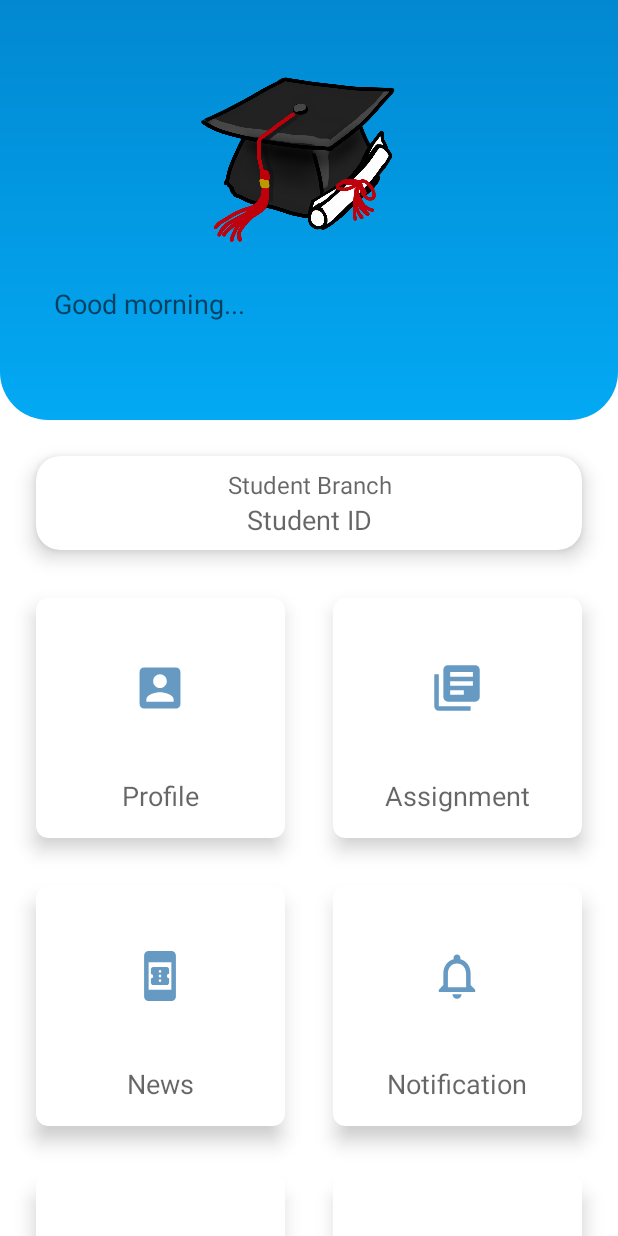
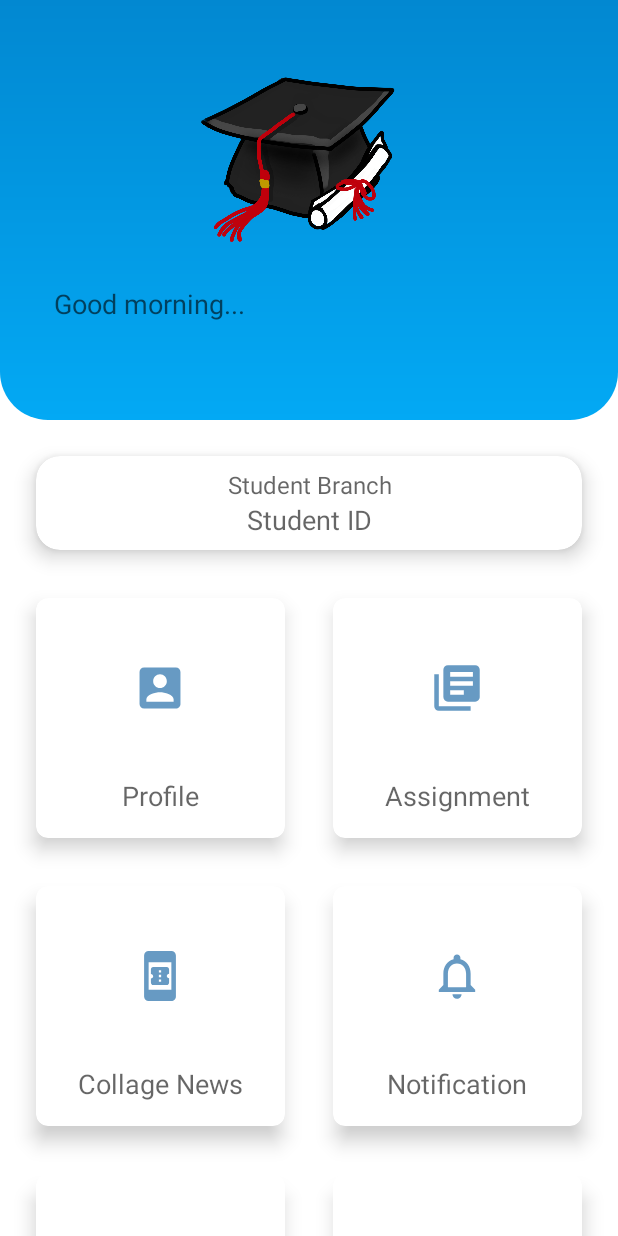
Before and after one commit to MrAasoo/CCSU-Portal, an Android app: the HomeActivity screen opened directly, with no data from a screen before it, on a phone screen of 412 x 824 dp. Run offline under Robolectric (Android 15) with nearby library versions, the phone set to English and light mode, and no system bars.

Commit message:
Collage Portal V1

```diff
--- a/app/src/main/res/layout/activity_home.xml
+++ b/app/src/main/res/layout/activity_home.xml
@@ -35,6 +35,7 @@
                     android:layout_width="190dp"
                     android:layout_height="190dp"
                     android:layout_gravity="center_horizontal"
+                    android:contentDescription="@string/student_s_image"
                     android:scaleType="centerCrop"
                     android:src="@drawable/ic_app_icon"
                     app:layout_collapseMode="parallax" />
@@ -44,7 +45,7 @@
                     android:layout_width="match_parent"
                     android:layout_height="wrap_content"
                     android:layout_marginStart="36dp"
-                    android:hint="Welcome"
+                    android:hint="@string/welcome"
                     android:textAppearance="@style/TextAppearance.AppCompat.Medium" />
             </LinearLayout>
 
@@ -94,7 +95,7 @@
                         android:layout_width="match_parent"
                         android:layout_height="wrap_content"
                         android:gravity="center"
-                        android:hint="Student Branch"
+                        android:hint="@string/student_branch"
                         android:textAppearance="@style/TextAppearance.AppCompat.Subhead" />
 
                     <TextView
@@ -102,7 +103,7 @@
                         android:layout_width="match_parent"
                         android:layout_height="wrap_content"
                         android:gravity="center"
-                        android:hint="Student ID"
+                        android:hint="@string/student_id"
                         android:textAppearance="@style/TextAppearance.AppCompat.Medium"
                         android:textColor="@color/light_blue_700" />
 
@@ -131,10 +132,10 @@
                     app:cardElevation="8dp">
 
                     <RelativeLayout
-                        android:onClick="cardViewClicked"
                         android:id="@+id/home_profile"
                         android:layout_width="match_parent"
                         android:layout_height="match_parent"
+                        android:onClick="cardViewClicked"
                         android:orientation="vertical"
                         android:padding="@dimen/eight_dp">
 
@@ -152,7 +153,7 @@
                             android:layout_height="wrap_content"
                             android:layout_alignParentBottom="true"
                             android:layout_marginBottom="@dimen/eight_dp"
-                            android:text="Profile"
+                            android:text="@string/students_profile"
                             android:textAlignment="center"
                             android:textAppearance="@style/TextAppearance.AppCompat.Medium" />
 
@@ -173,8 +174,8 @@
                         android:id="@+id/home_assignment"
                         android:layout_width="match_parent"
                         android:layout_height="match_parent"
+                        android:onClick="cardViewClicked"
                         android:orientation="vertical"
-                        android:onClick="cardViewClicked"
                         android:padding="@dimen/eight_dp">
 
                         <ImageView
@@ -192,7 +193,7 @@
                             android:layout_height="wrap_content"
                             android:layout_alignParentBottom="true"
                             android:layout_marginBottom="@dimen/eight_dp"
-                            android:text="Assignment"
+                            android:text="@string/assignment"
                             android:textAlignment="center"
                             android:textAppearance="@style/TextAppearance.AppCompat.Medium" />
 
@@ -212,10 +213,10 @@
                     app:cardElevation="8dp">
 
                     <RelativeLayout
-                        android:onClick="cardViewClicked"
                         android:id="@+id/home_news"
                         android:layout_width="match_parent"
                         android:layout_height="match_parent"
+                        android:onClick="cardViewClicked"
                         android:orientation="vertical"
                         android:padding="@dimen/eight_dp">
 
@@ -234,7 +235,7 @@
                             android:layout_height="wrap_content"
                             android:layout_alignParentBottom="true"
                             android:layout_marginBottom="@dimen/eight_dp"
-                            android:text="News"
+                            android:text="@string/collage_news"
                             android:textAlignment="center"
                             android:textAppearance="@style/TextAppearance.AppCompat.Medium" />
 
@@ -256,8 +257,8 @@
                         android:id="@+id/home_notifications"
                         android:layout_width="match_parent"
                         android:layout_height="match_parent"
+                        android:onClick="cardViewClicked"
                         android:orientation="vertical"
-                        android:onClick="cardViewClicked"
                         android:padding="@dimen/eight_dp">
 
                         <ImageView
@@ -275,7 +276,7 @@
                             android:layout_height="wrap_content"
                             android:layout_alignParentBottom="true"
                             android:layout_marginBottom="@dimen/eight_dp"
-                            android:text="Notification"
+                            android:text="@string/notification"
                             android:textAlignment="center"
                             android:textAppearance="@style/TextAppearance.AppCompat.Medium" />
 
@@ -298,8 +299,8 @@
                         android:id="@+id/home_contact"
                         android:layout_width="match_parent"
                         android:layout_height="match_parent"
+                        android:onClick="cardViewClicked"
                         android:orientation="vertical"
-                        android:onClick="cardViewClicked"
                         android:padding="@dimen/eight_dp">
 
                         <ImageView
@@ -317,7 +318,7 @@
                             android:layout_height="wrap_content"
                             android:layout_alignParentBottom="true"
                             android:layout_marginBottom="@dimen/eight_dp"
-                            android:text="Contact Us"
+                            android:text="@string/contact_us"
                             android:textAlignment="center"
                             android:textAppearance="@style/TextAppearance.AppCompat.Medium" />
 
@@ -336,10 +337,10 @@
                     app:cardElevation="8dp">
 
                     <RelativeLayout
-                        android:onClick="cardViewClicked"
                         android:id="@+id/home_about_us"
                         android:layout_width="match_parent"
                         android:layout_height="match_parent"
+                        android:onClick="cardViewClicked"
                         android:orientation="vertical"
                         android:padding="@dimen/eight_dp">
 
@@ -358,7 +359,7 @@
                             android:layout_height="wrap_content"
                             android:layout_alignParentBottom="true"
                             android:layout_marginBottom="@dimen/eight_dp"
-                            android:text="About Us"
+                            android:text="@string/about_us"
                             android:textAlignment="center"
                             android:textAppearance="@style/TextAppearance.AppCompat.Medium" />
 
@@ -378,10 +379,10 @@
                     app:cardElevation="8dp">
 
                     <RelativeLayout
-                        android:onClick="cardViewClicked"
                         android:id="@+id/home_settings"
                         android:layout_width="match_parent"
                         android:layout_height="match_parent"
+                        android:onClick="cardViewClicked"
                         android:orientation="vertical"
                         android:padding="@dimen/eight_dp">
 
@@ -400,7 +401,7 @@
                             android:layout_height="wrap_content"
                             android:layout_alignParentBottom="true"
                             android:layout_marginBottom="@dimen/eight_dp"
-                            android:text="Settings"
+                            android:text="@string/settings"
                             android:textAlignment="center"
                             android:textAppearance="@style/TextAppearance.AppCompat.Medium" />
 
@@ -422,8 +423,8 @@
                         android:id="@+id/home_logout"
                         android:layout_width="match_parent"
                         android:layout_height="match_parent"
+                        android:onClick="cardViewClicked"
                         android:orientation="vertical"
-                        android:onClick="cardViewClicked"
                         android:padding="@dimen/eight_dp">
 
                         <ImageView
@@ -441,7 +442,7 @@
                             android:layout_height="wrap_content"
                             android:layout_alignParentBottom="true"
                             android:layout_marginBottom="@dimen/eight_dp"
-                            android:text="Logout"
+                            android:text="@string/logout"
                             android:textAlignment="center"
                             android:textAppearance="@style/TextAppearance.AppCompat.Medium" />
 
--- a/app/src/main/res/values/strings.xml
+++ b/app/src/main/res/values/strings.xml
@@ -26,4 +26,16 @@
     <string name="app_info">App Info</string>
     <string name="terms_of_uses">Terms of Uses</string>
     <string name="privacy_policy">Privacy Policy</string>
+    <string name="student_s_image">Student\'s Image</string>
+    <string name="welcome">Welcome</string>
+    <string name="student_branch">Student Branch</string>
+    <string name="student_id">Student ID</string>
+    <string name="students_profile">Profile</string>
+    <string name="assignment">Assignment</string>
+    <string name="collage_news">Collage News</string>
+    <string name="notification">Notification</string>
+    <string name="contact_us">Contact Us</string>
+    <string name="about_us">About Us</string>
+    <string name="settings">Settings</string>
+    <string name="logout">Logout</string>
 </resources>
```
